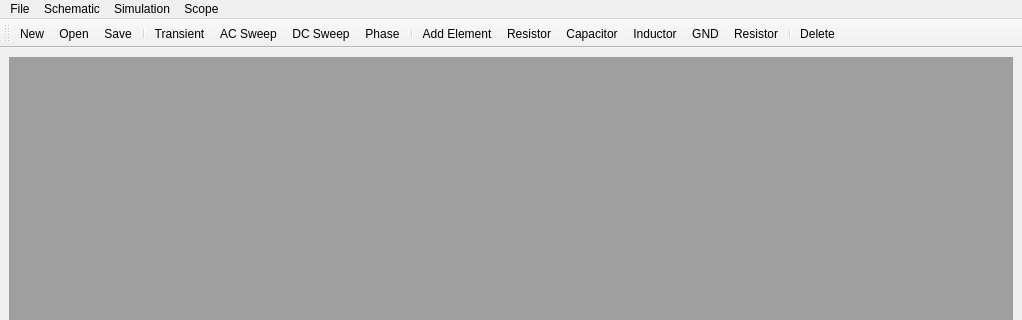
Before: the Qt Designer form mainwindow.ui in ArmanHaghighi/Spice, drawn with Qt 5; both pictures show x 0 to 1022 and y 0 to 320 of the 1022 by 694 pixel window.
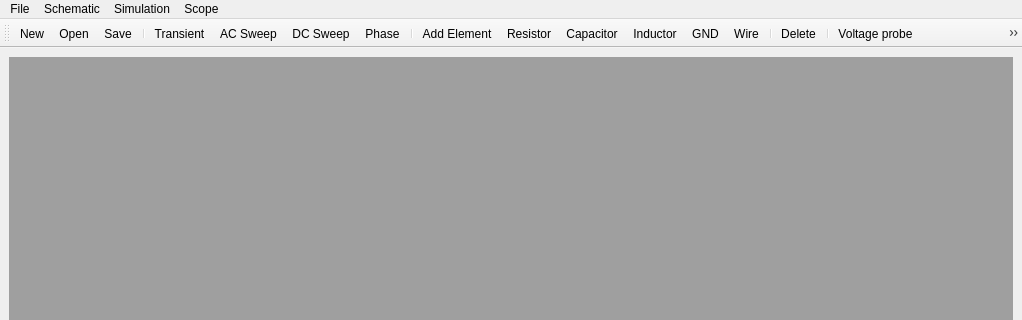
After: the same form once the commit is applied. Icons and pictures are not drawn. Custom widgets are drawn as their Qt base class.

Commit message: added probe frontend

Patch:
```diff
--- a/mainwindow.ui
+++ b/mainwindow.ui
@@ -129,6 +129,10 @@
    <addaction name="actionWire"/>
    <addaction name="separator"/>
    <addaction name="actionDelete"/>
+   <addaction name="separator"/>
+   <addaction name="actionVoltageProbe"/>
+   <addaction name="actionCurrentProbe"/>
+   <addaction name="actionPowerProbe"/>
   </widget>
   <action name="actionNew">
    <property name="icon">
@@ -261,7 +265,7 @@
      <normaloff>:/icons/assets/wire.png</normaloff>:/icons/assets/wire.png</iconset>
    </property>
    <property name="text">
-    <string>Resistor</string>
+    <string>Wire</string>
    </property>
    <property name="shortcut">
     <string>W</string>
@@ -317,6 +321,42 @@
     <string>Cursor</string>
    </property>
   </action>
+  <action name="actionVoltageProbe">
+   <property name="checkable">
+    <bool>true</bool>
+   </property>
+   <property name="icon">
+    <iconset resource="resources.qrc">
+     <normaloff>:/icons/assets/voltage-meter.png</normaloff>:/icons/assets/voltage-meter.png</iconset>
+   </property>
+   <property name="text">
+    <string>Voltage probe</string>
+   </property>
+  </action>
+  <action name="actionCurrentProbe">
+   <property name="checkable">
+    <bool>true</bool>
+   </property>
+   <property name="icon">
+    <iconset resource="resources.qrc">
+     <normaloff>:/icons/assets/ammeter (1).png</normaloff>:/icons/assets/ammeter (1).png</iconset>
+   </property>
+   <property name="text">
+    <string>Current Probe</string>
+   </property>
+  </action>
+  <action name="actionPowerProbe">
+   <property name="checkable">
+    <bool>true</bool>
+   </property>
+   <property name="icon">
+    <iconset resource="resources.qrc">
+     <normaloff>:/icons/assets/electrical (4).png</normaloff>:/icons/assets/electrical (4).png</iconset>
+   </property>
+   <property name="text">
+    <string>Power Probe</string>
+   </property>
+  </action>
  </widget>
  <customwidgets>
   <customwidget>
```
The commit also changes 9 other files.
